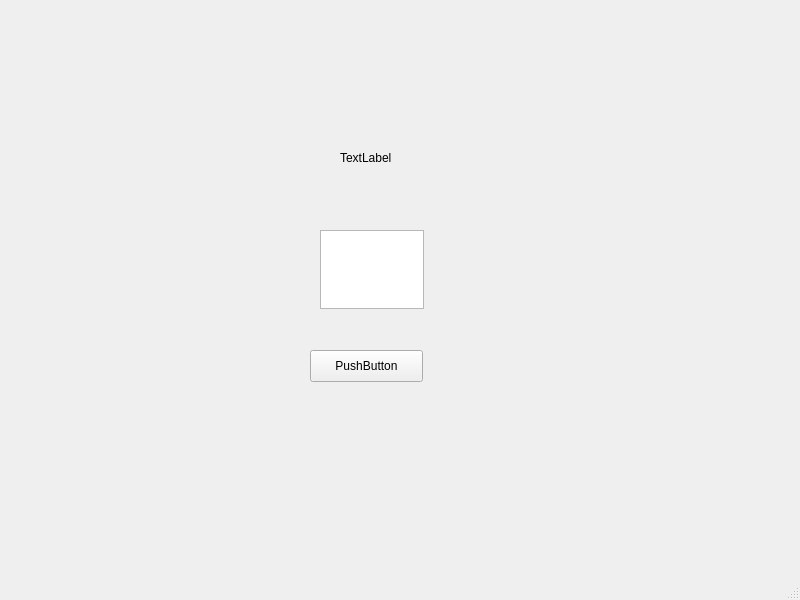
This is tete.ui in caozheshan-gm/destiny as Qt 5 draws it before an edit. The edited form follows.
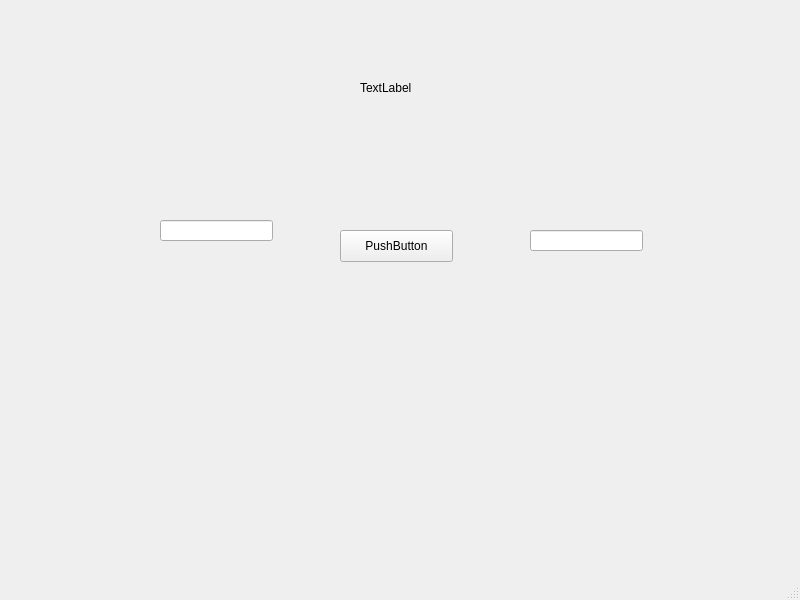
This is the edited form.

```diff
--- a/tete.ui
+++ b/tete.ui
@@ -17,8 +17,8 @@
    <widget class="QPushButton" name="pushButton">
     <property name="geometry">
      <rect>
-      <x>310</x>
-      <y>350</y>
+      <x>340</x>
+      <y>230</y>
       <width>113</width>
       <height>32</height>
      </rect>
@@ -27,21 +27,11 @@
      <string>PushButton</string>
     </property>
    </widget>
-   <widget class="QPlainTextEdit" name="plainTextEdit">
-    <property name="geometry">
-     <rect>
-      <x>320</x>
-      <y>230</y>
-      <width>104</width>
-      <height>79</height>
-     </rect>
-    </property>
-   </widget>
    <widget class="QLabel" name="label">
     <property name="geometry">
      <rect>
-      <x>340</x>
-      <y>150</y>
+      <x>360</x>
+      <y>80</y>
       <width>60</width>
       <height>16</height>
      </rect>
@@ -50,6 +40,26 @@
      <string>TextLabel</string>
     </property>
    </widget>
+   <widget class="QLineEdit" name="lineEdit">
+    <property name="geometry">
+     <rect>
+      <x>160</x>
+      <y>220</y>
+      <width>113</width>
+      <height>21</height>
+     </rect>
+    </property>
+   </widget>
+   <widget class="QLineEdit" name="lineEdit_2">
+    <property name="geometry">
+     <rect>
+      <x>530</x>
+      <y>230</y>
+      <width>113</width>
+      <height>21</height>
+     </rect>
+    </property>
+   </widget>
   </widget>
   <widget class="QMenuBar" name="menubar">
    <property name="geometry">
```
